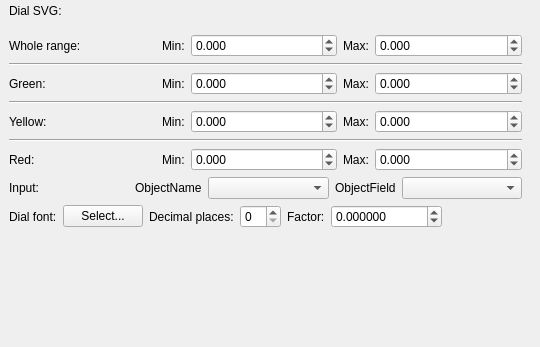
Qt form ground/openpilotgcs/src/plugins/lineardial/lineardialgadgetoptionspage.ui (openpilot/OpenPilot) before a commit.
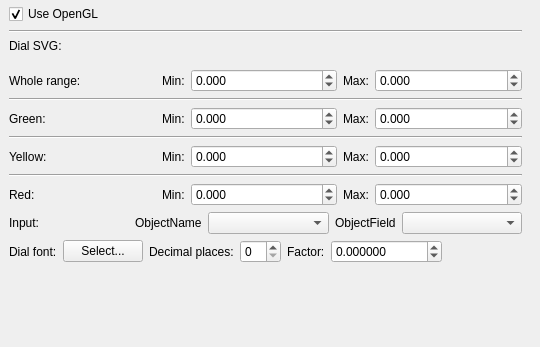
The same form after that commit. Custom widgets are drawn as their Qt base class.

Commit message: Added OpenGL option to the "Dial" and "LinearDial" plugins.

```diff
--- a/ground/openpilotgcs/src/plugins/lineardial/lineardialgadgetoptionspage.ui
+++ b/ground/openpilotgcs/src/plugins/lineardial/lineardialgadgetoptionspage.ui
@@ -28,7 +28,7 @@
      <height>321</height>
     </rect>
    </property>
-   <layout class="QVBoxLayout" name="verticalLayout" stretch="0,0,0,0,0,0,0,0,0,0,0">
+   <layout class="QVBoxLayout" name="verticalLayout" stretch="0,0,0,0,0,0,0,0,0,0,0,0,0">
     <property name="sizeConstraint">
      <enum>QLayout::SetMinimumSize</enum>
     </property>
@@ -44,6 +44,27 @@
     <property name="bottomMargin">
      <number>10</number>
     </property>
+    <item>
+     <layout class="QHBoxLayout" name="horizontalLayout_8">
+      <item>
+       <widget class="QCheckBox" name="useOpenGL">
+        <property name="text">
+         <string>Use OpenGL</string>
+        </property>
+        <property name="checked">
+         <bool>true</bool>
+        </property>
+       </widget>
+      </item>
+     </layout>
+    </item>
+    <item>
+     <widget class="Line" name="line_3">
+      <property name="orientation">
+       <enum>Qt::Horizontal</enum>
+      </property>
+     </widget>
+    </item>
     <item>
      <layout class="QHBoxLayout" name="horizontalLayout" stretch="0,0">
       <property name="spacing">
```
The commit also changes 15 other files.
